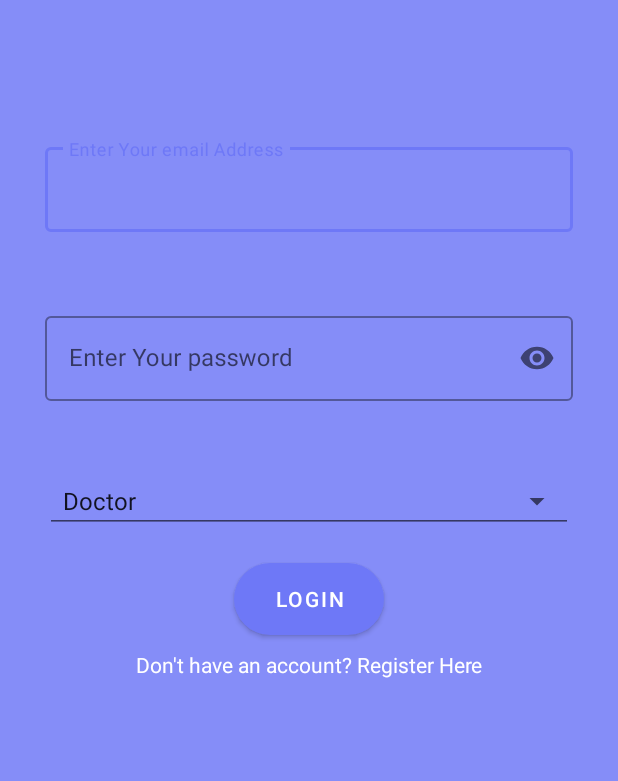
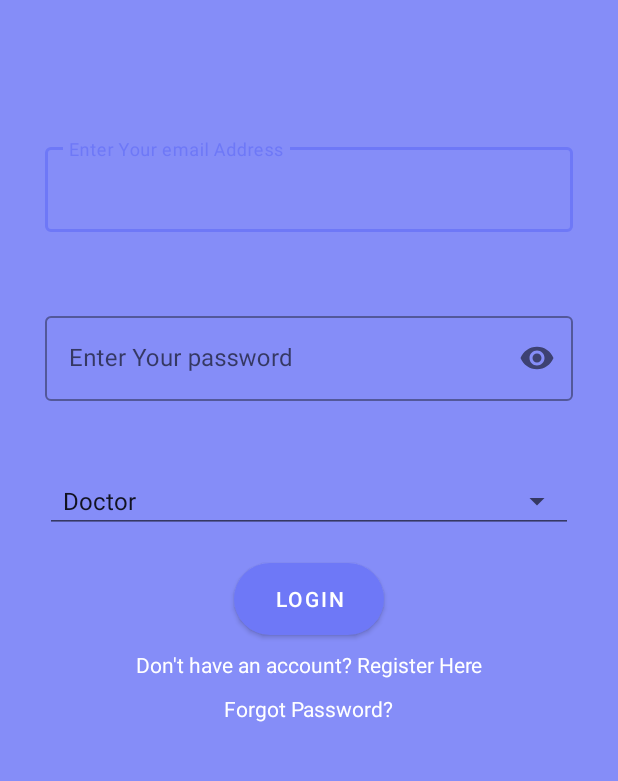
Before and after one commit to janewaitara/Medec-Health-App, an Android app: the LoginActivity screen opened directly, with no data from a screen before it, on a phone screen of 412 x 824 dp, the part 154-935 px from its top. Run offline under Robolectric (Android 15) with nearby library versions, the phone set to English and light mode, and no system bars; our stand-ins replace Firebase (no records; nobody signed in at launch, a user with empty details on screens opened directly); Roboto replaces fonts that are not available here.

Commit message:
implemented reset password on Login

```diff
--- a/app/src/main/res/layout/activity_login.xml
+++ b/app/src/main/res/layout/activity_login.xml
@@ -97,7 +97,7 @@
         android:onClick="loginUser"
         app:layout_constraintEnd_toEndOf="parent"
         app:layout_constraintStart_toStartOf="parent"
-        app:layout_constraintTop_toBottomOf="@+id/login_UserRoles_spinner" />
+        app:layout_constraintTop_toBottomOf="@id/login_UserRoles_spinner" />
 
     <TextView
         android:id="@+id/login_register"
@@ -108,7 +108,19 @@
         android:textColor="@color/loginregister_text_color"
         app:layout_constraintEnd_toEndOf="parent"
         app:layout_constraintStart_toStartOf="parent"
-        app:layout_constraintTop_toBottomOf="@+id/btn_login"
+        app:layout_constraintTop_toBottomOf="@id/btn_login"
+        app:layout_goneMarginTop="16dp" />
+    <TextView
+        android:id="@+id/forgot_password"
+        android:layout_width="wrap_content"
+        android:layout_height="wrap_content"
+        android:layout_marginTop="10dp"
+        android:text="Forgot Password?"
+        android:onClick="resetPassword"
+        android:textColor="@color/loginregister_text_color"
+        app:layout_constraintEnd_toEndOf="parent"
+        app:layout_constraintStart_toStartOf="parent"
+        app:layout_constraintTop_toBottomOf="@id/login_register"
         app:layout_goneMarginTop="16dp" />
 
     <androidx.core.widget.ContentLoadingProgressBar
@@ -122,7 +134,7 @@
         android:outlineSpotShadowColor="@color/colorAccent"
         app:layout_constraintEnd_toEndOf="parent"
         app:layout_constraintStart_toStartOf="parent"
-        app:layout_constraintTop_toBottomOf="@+id/login_register"
+        app:layout_constraintTop_toBottomOf="@id/forgot_password"
         />
 
 
```
Also changed, not shown: app/src/main/java/com/example/medec/LoginActivity.java (+41 -5 lines).
